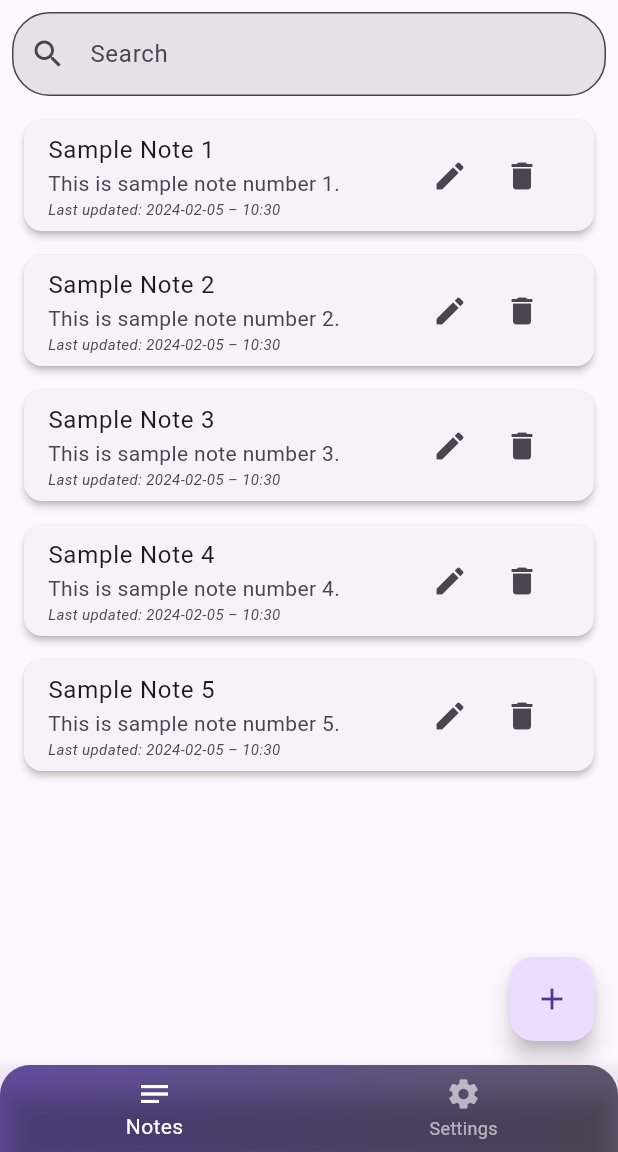
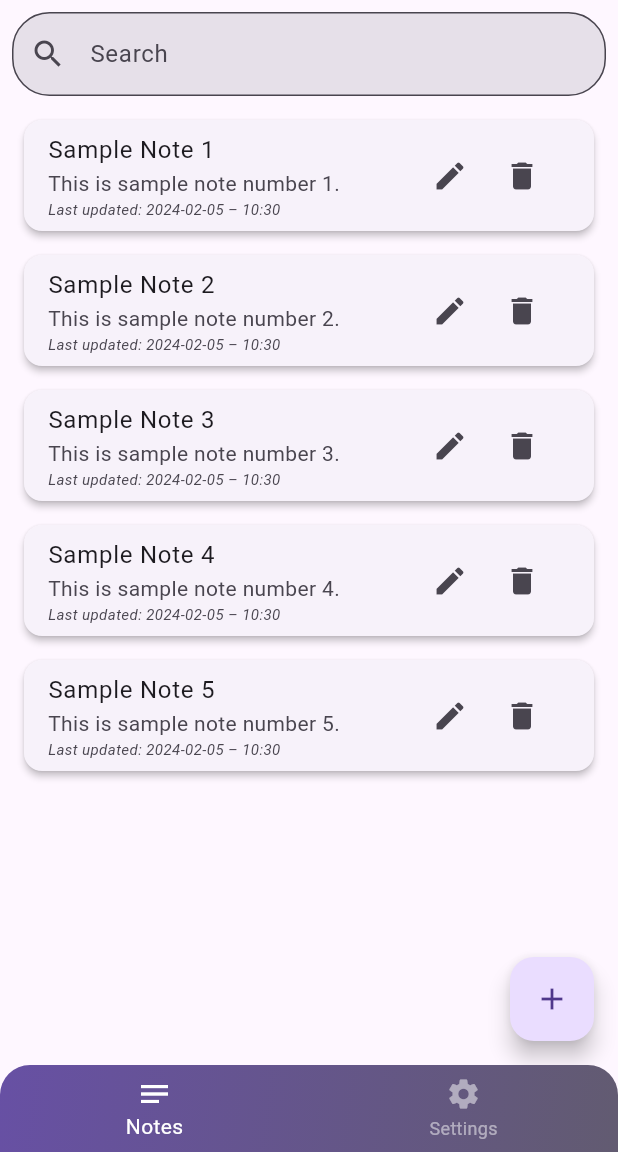
Before and after one commit to milinbhakta/quick_notes_app, a Flutter app: the screen it shows after launch, on a phone screen of 412 x 824 dp, the part 84-1236 px from its top. Run offline on Flutter 3.47's test engine with Material 3 defaults, Android fonts, the light colour scheme and no system bars; our stand-ins replace shared_preferences.

Commit message:
Update BottomNavigationBar in my_home_page.dart

```diff
--- a/lib/Components/my_home_page.dart
+++ b/lib/Components/my_home_page.dart
@@ -89,10 +89,13 @@ class _MyHomePageState extends State<MyHomePage> {
           ),
         ),
         child: BottomNavigationBar(
-          backgroundColor: Colors.transparent,
+          elevation: 0,
           selectedItemColor: Theme.of(context).colorScheme.onPrimary,
           unselectedItemColor:
-              Theme.of(context).colorScheme.onPrimary.withOpacity(0.6),
+              Theme.of(context).colorScheme.onPrimary.withOpacity(0.5),
+          useLegacyColorScheme: true,
+          enableFeedback: true,
+          backgroundColor: Colors.transparent,
           items: const <BottomNavigationBarItem>[
             BottomNavigationBarItem(
               icon: Icon(Icons.notes),
```
